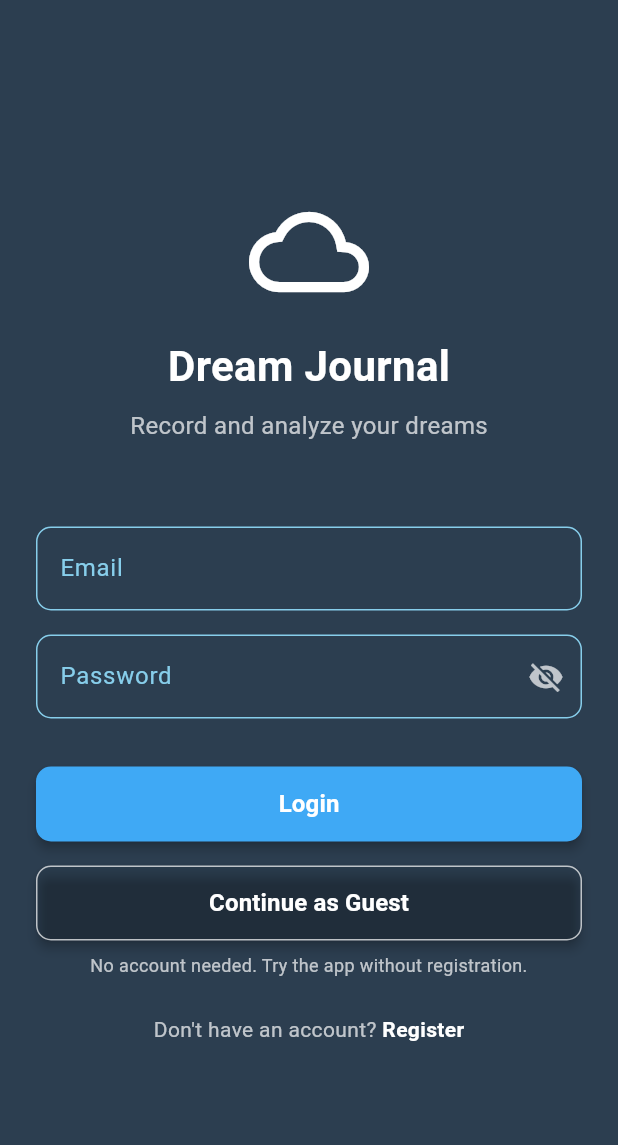
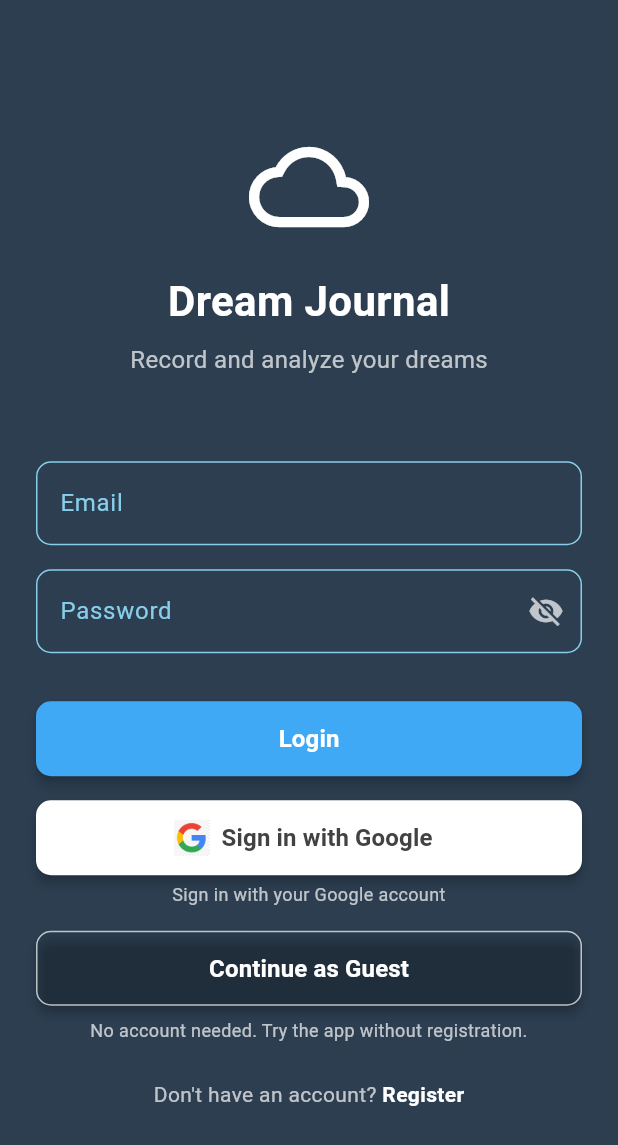
Before and after one commit to Syamgith/ai-dream-journal-frontend, a Flutter app: the screen it shows after launch, on a phone screen of 412 x 824 dp. Shown: the top 1145 px of the screen. Run offline on Flutter 3.47's test engine with Material 3 defaults, Android fonts, the phone set to English and light mode, and no system bars; our stand-ins replace flutter_dotenv, flutter_riverpod, flutter_secure_storage, google_sign_in; network calls fail.

Commit message:
google login v1

```diff
--- /dev/null
+++ b/dream_journal_app/lib/core/config/auth_config.dart
@@ -0,0 +1,14 @@
+import 'package:flutter_dotenv/flutter_dotenv.dart';
+
+class AuthConfig {
+  // Google Sign-In client IDs
+  static String get webClientId =>
+      dotenv.env['GOOGLE_WEB_CLIENT_ID'] ??
+      'YOUR_WEB_CLIENT_ID.apps.googleusercontent.com';
+  static String get androidClientId =>
+      dotenv.env['GOOGLE_ANDROID_CLIENT_ID'] ??
+      'YOUR_ANDROID_CLIENT_ID.apps.googleusercontent.com';
+  static String get iOSClientId =>
+      dotenv.env['GOOGLE_IOS_CLIENT_ID'] ??
+      'YOUR_IOS_CLIENT_ID.apps.googleusercontent.com';
+}
--- a/dream_journal_app/lib/features/auth/presentation/pages/login_page.dart
+++ b/dream_journal_app/lib/features/auth/presentation/pages/login_page.dart
@@ -3,6 +3,7 @@ import 'package:flutter_riverpod/flutter_riverpod.dart';
 import '../providers/auth_provider.dart';
 import '../widgets/auth_button.dart';
 import '../widgets/auth_text_field.dart';
+import '../widgets/google_sign_in_button.dart';
 import 'register_page.dart';
 import '../../../dreams/providers/dreams_provider.dart';
 
@@ -75,6 +76,32 @@ class _LoginPageState extends ConsumerState<LoginPage> {
       await ref.read(authProvider.notifier).loginAsGuest();
 
       // After successful guest login, navigate to the home page
+      if (mounted && context.mounted) {
+        Navigator.of(context).pushReplacementNamed('/home');
+      }
+    } catch (e) {
+      setState(() {
+        _errorMessage = e.toString();
+      });
+    } finally {
+      if (mounted) {
+        setState(() {
+          _isLoggingIn = false;
+        });
+      }
+    }
+  }
+
+  Future<void> _loginWithGoogle() async {
+    setState(() {
+      _errorMessage = null;
+      _isLoggingIn = true;
+    });
+
+    try {
+      await ref.read(authProvider.notifier).loginWithGoogle();
+
+      // After successful Google login, navigate to the home page
       if (mounted && context.mounted) {
         Navigator.of(context).pushReplacementNamed('/home');
       }
@@ -204,6 +231,23 @@ class _LoginPageState extends ConsumerState<LoginPage> {
 
                       const SizedBox(height: 16),
 
+                      // Google Sign-In Button
+                      GoogleSignInButton(
+                        onPressed: _loginWithGoogle,
+                        isLoading: isLoading,
+                      ),
+
+                      const SizedBox(height: 4),
+
+                      // Google sign-in description
+                      const Text(
+                        'Sign in with your Google account',
+                        style: TextStyle(color: Colors.white70, fontSize: 12),
+                        textAlign: TextAlign.center,
+                      ),
+
+                      const SizedBox(height: 16),
+
                       // Guest Login Button
                       AuthButton(
                         text: 'Continue as Guest',
--- /dev/null
+++ b/dream_journal_app/lib/features/auth/presentation/widgets/google_sign_in_button.dart
@@ -0,0 +1,74 @@
+import 'package:flutter/material.dart';
+
+class GoogleSignInButton extends StatelessWidget {
+  final VoidCallback onPressed;
+  final bool isLoading;
+
+  const GoogleSignInButton({
+    Key? key,
+    required this.onPressed,
+    this.isLoading = false,
+  }) : super(key: key);
+
+  @override
+  Widget build(BuildContext context) {
+    return SizedBox(
+      width: double.infinity,
+      height: 50,
+      child: ElevatedButton.icon(
+        onPressed: isLoading ? null : onPressed,
+        icon: isLoading
+            ? const SizedBox(
+                width: 24,
+                height: 24,
+                child: CircularProgressIndicator(
+                  color: Colors.white,
+                  strokeWidth: 2.0,
+                ),
+              )
+            : _getGoogleIcon(),
+        label: Text(
+          'Sign in with Google',
+          style: TextStyle(
+            fontSize: 16,
+            fontWeight: FontWeight.bold,
+            color: Colors.grey[800],
+          ),
+        ),
+        style: ElevatedButton.styleFrom(
+          backgroundColor: Colors.white,
+          foregroundColor: Colors.grey[800],
+          shape: RoundedRectangleBorder(
+            borderRadius: BorderRadius.circular(10),
+          ),
+          elevation: 3,
+        ),
+      ),
+    );
+  }
+
+  Widget _getGoogleIcon() {
+    try {
+      // Try to load the image
+      return Image.asset(
+        'assets/images/google_logo.png',
+        height: 24.0,
+        errorBuilder: (context, error, stackTrace) {
+          // If there's an error loading the image, show a Google "G" icon
+          return const Icon(
+            Icons.g_mobiledata,
+            size: 24.0,
+            color: Colors.red,
+          );
+        },
+      );
+    } catch (e) {
+      // Fallback if there's an exception
+      return const Icon(
+        Icons.g_mobiledata,
+        size: 24.0,
+        color: Colors.red,
+      );
+    }
+  }
+}
--- a/dream_journal_app/pubspec.yaml
+++ b/dream_journal_app/pubspec.yaml
@@ -40,6 +40,7 @@ dependencies:
   # The following adds the Cupertino Icons font to your application.
   # Use with the CupertinoIcons class for iOS style icons.
   cupertino_icons: ^1.0.8
+  google_sign_in: ^6.3.0
 
 dev_dependencies:
   flutter_test:
@@ -64,6 +65,7 @@ flutter:
   # To add assets to your application, add an assets section, like this:
   assets:
     - .env
+    - assets/images/
   # assets:
   #   - images/a_dot_burr.jpeg
   #   - images/a_dot_ham.jpeg
```
Also changed, not shown: dream_journal_app/lib/features/auth/data/repositories/auth_repository.dart (+97 -0 lines), dream_journal_app/lib/features/auth/presentation/providers/auth_provider.dart (+18 -0 lines), dream_journal_app/assets/images/google_logo.png (added), dream_journal_app/pubspec.lock, 6 other files.
